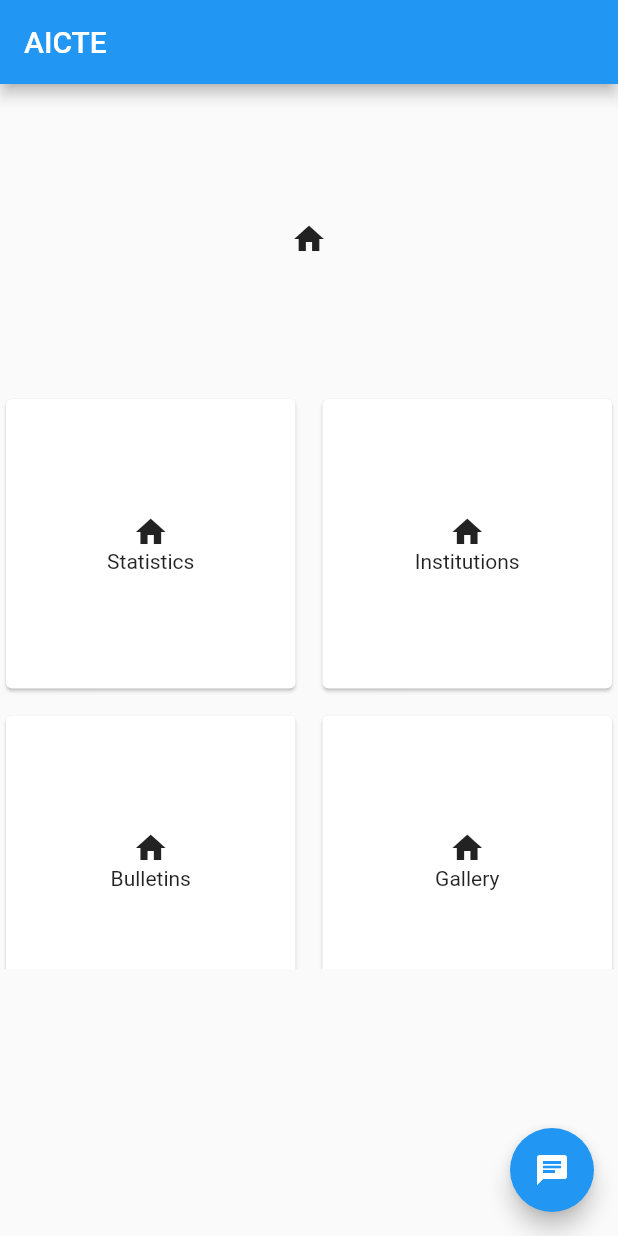
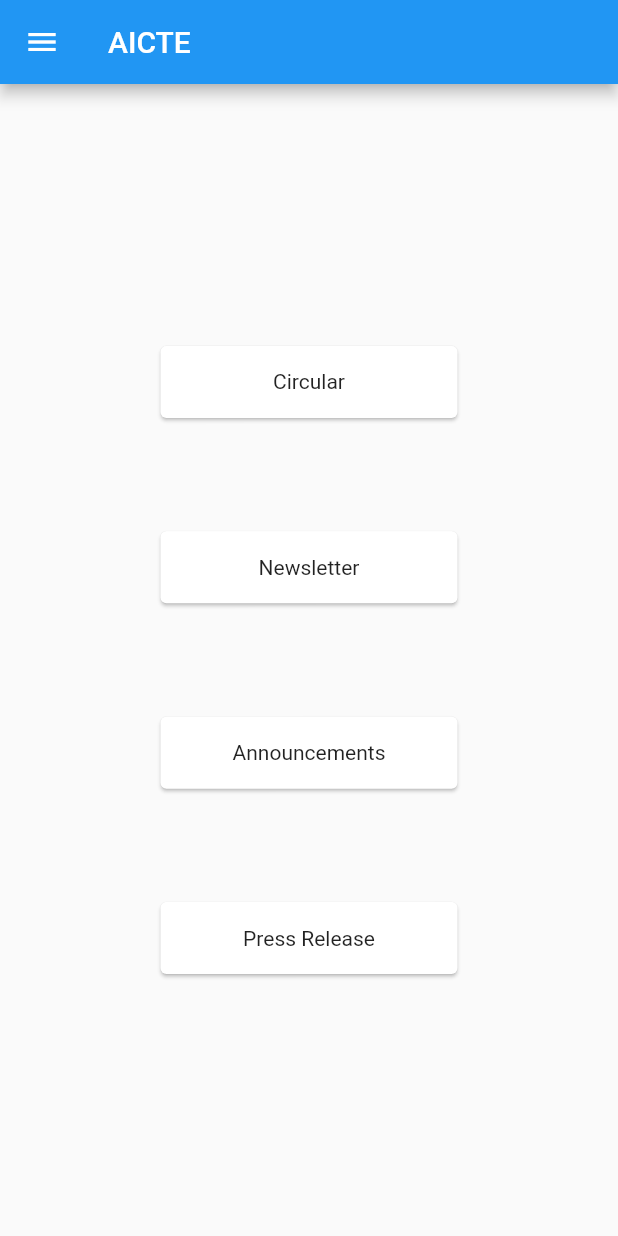
Before and after one commit to VishvamPorwal/Aicte-App, a Flutter app: the screen it shows after launch, after a tap on "Bulletins", on a phone screen of 412 x 824 dp. Run offline on Flutter 3.47's test engine with Material 2 defaults, Android fonts, the phone set to English and light mode, and no system bars; our stand-ins replace webview_flutter.

Commit message:
all the base code added

```diff
--- /dev/null
+++ b/lib/pages/bulletins.dart
@@ -0,0 +1,94 @@
+import 'package:flutter/material.dart';
+
+import '../utils/drawer.dart';
+import '../utils/web_view_renderer.dart';
+
+class BulletinsPage extends StatefulWidget {
+  BulletinsPage({Key? key}) : super(key: key);
+
+  @override
+  State<BulletinsPage> createState() => _BulletinsPageState();
+}
+
+class _BulletinsPageState extends State<BulletinsPage> {
+  @override
+  Widget build(BuildContext context) {
+    return Scaffold(
+      appBar:
+        AppBar(
+          title: const Text('AICTE'),
+        ),
+      drawer: MyDrawer(),
+      body: Padding(
+        padding: EdgeInsets.all(
+          MediaQuery.of(context).size.width / 4,
+        ),
+        child: Column(
+            mainAxisAlignment: MainAxisAlignment.spaceEvenly,
+            crossAxisAlignment: CrossAxisAlignment.center,
+            children: [
+              InkWell(
+                  onTap: () {
+                    Navigator.push(
+                        context,
+                        MaterialPageRoute(
+                            builder: (context) => WebViewRendererUtil(
+                                "https://www.aicte-india.org/bulletins/circulars",
+                                "Circular")));
+                  },
+                  child: Card(
+                      child: Center(
+                          child: Padding(
+                    padding: const EdgeInsets.all(16.0),
+                    child: Text("Circular"),
+                  )))),
+              InkWell(
+                  onTap: () {
+                    Navigator.push(
+                        context,
+                        MaterialPageRoute(
+                            builder: (context) => WebViewRendererUtil(
+                                "https://www.aicte-india.org/bulletins/newsletter?lang=All",
+                                "Newsletter")));
+                  },
+                  child: Card(
+                      child: Center(
+                          child: Padding(
+                    padding: const EdgeInsets.all(16.0),
+                    child: Text("Newsletter"),
+                  )))),
+              InkWell(
+                  onTap: () {
+                    Navigator.push(
+                        context,
+                        MaterialPageRoute(
+                            builder: (context) => WebViewRendererUtil(
+                                "https://www.aicte-india.org/bulletins/annoucement",
+                                "Announcements")));
+                  },
+                  child: Card(
+                      child: Center(
+                          child: Padding(
+                    padding: const EdgeInsets.all(16.0),
+                    child: Text("Announcements"),
+                  )))),
+              InkWell(
+                  onTap: () {
+                    Navigator.push(
+                        context,
+                        MaterialPageRoute(
+                            builder: (context) => WebViewRendererUtil(
+                                "https://www.aicte-india.org/press-releases",
+                                "Press Release")));
+                  },
+                  child: Card(
+                      child: Center(
+                          child: Padding(
+                    padding: const EdgeInsets.all(16.0),
+                    child: Text("Press Release"),
+                  )))),
+            ]),
+      ),
+    );
+  }
+}
--- a/lib/pages/home.dart
+++ b/lib/pages/home.dart
@@ -1,3 +1,5 @@
+import 'package:aicte_app/pages/bulletins.dart';
+import 'package:aicte_app/pages/gallery.dart';
 import 'package:aicte_app/pages/statistics.dart';
 import 'package:flutter/material.dart';
 
@@ -37,7 +39,7 @@ class _HomePageState extends State<HomePage> {
               ),
               onTap: (){
                 Navigator.push(context, MaterialPageRoute(builder: (context) => StatisticsPage()));
-              }, // TODO: Add Statistics Page
+              },
             ),
             InkWell(
                 child: Card(
@@ -52,7 +54,10 @@ class _HomePageState extends State<HomePage> {
                     ],
                   ),
                 ),
-                onTap: () {}, // TODO: Add Statistics Page
+                onTap: () {
+                  Navigator.push(context, MaterialPageRoute(builder: (context) => StatisticsPage()));
+
+                },
               ),
             InkWell(
                 child: Card(
@@ -67,7 +72,11 @@ class _HomePageState extends State<HomePage> {
                     ],
                   ),
                 ),
-                onTap: () {}, // TODO: Add Statistics Page
+                onTap: () {
+                  Navigator.push(context, MaterialPageRoute(builder: (context) => BulletinsPage()));
+
+
+                },
               ),
             InkWell(
                 child: Card(
@@ -82,7 +91,11 @@ class _HomePageState extends State<HomePage> {
                     ],
                   ),
                 ),
-                onTap: () {}, // TODO: Add Statistics Page
+                onTap: () {
+                  Navigator.push(context, MaterialPageRoute(builder: (context) => GalleryPage()));
+
+
+                }, // TODO: Add Statistics Page
               ),
           ],))
         ],
--- a/lib/utils/web_view_renderer.dart
+++ b/lib/utils/web_view_renderer.dart
@@ -1,6 +1,7 @@
 import 'dart:async';
 import 'dart:io';
 
+import 'package:aicte_app/utils/drawer.dart';
 import 'package:flutter/material.dart';
 import 'package:webview_flutter/webview_flutter.dart';
 
@@ -48,7 +49,9 @@ class WebViewRendererUtilState
     return Scaffold(
         appBar: AppBar(
           title: Text(this.title),
+          automaticallyImplyLeading: false,
         ),
+        drawer: MyDrawer(),
         body: Column(children: [
           Expanded(
               child: WebView(
```
Also changed, not shown: lib/main.dart (+0 -85 lines), lib/pages/gallery.dart (added, +64 -0 lines), lib/pages/institutes.dart (added, +93 -0 lines), lib/utils/drawer.dart (+20 -3 lines).
